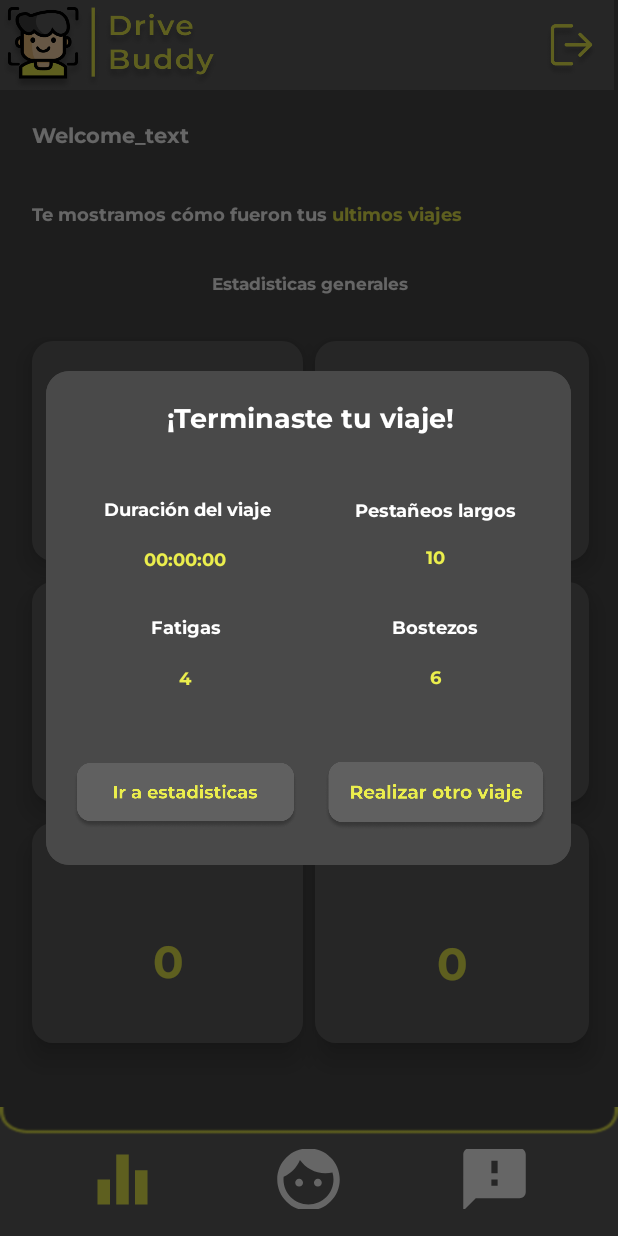
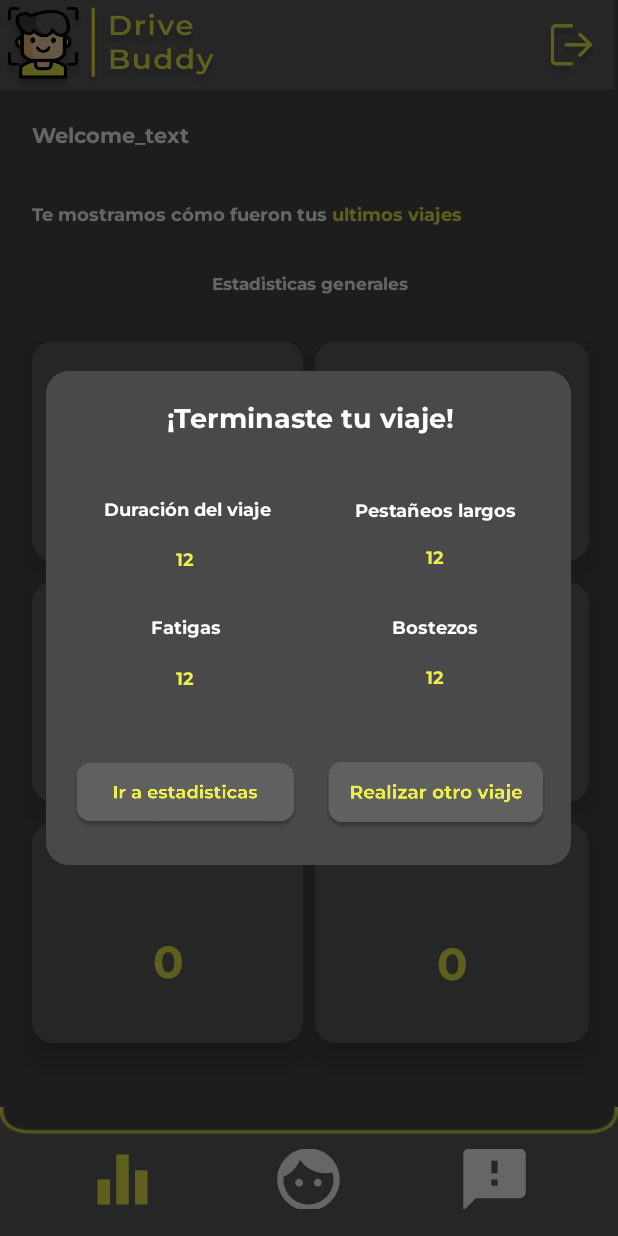
Before and after one commit to santiagob95/DriveBuddy, an Android app: the fragment MyCustomDialog placed in its activity, on a phone screen of 412 x 824 dp. Run offline under Robolectric (Android 15) with nearby library versions, the phone set to English and light mode, and no system bars; our stand-ins replace Firebase (no records; nobody signed in at launch, a user with empty details on screens opened directly); libraries missing offline, so code that uses them is left out: com.facebook, com.facebook.login; 2 statements that could not run were skipped.

Commit message:
implementación de codigo

```diff
--- a/app/src/main/java/com/example/reconocimientoapp/FaceFragment.kt
+++ b/app/src/main/java/com/example/reconocimientoapp/FaceFragment.kt
@@ -303,15 +303,16 @@ class FaceFragment : Fragment() ,EasyPermissions.PermissionCallbacks,EasyPermiss
         val dialog: AlertDialog = builder.create()
 
 
-        customModal()
+        customModal(duracion,{pestañeos.size}.toString(),fatigas,{bostezos.size}.toString())
 
         pestañeos.clear()
         bostezos.clear()
 
     }
 
-    fun customModal() {
+    fun customModal(time:String, pestaneo: String, fatiga:String, bostezo:String) {
         val fragManager: FragmentManager = (activity as AppCompatActivity).supportFragmentManager
+        //MyCustomDialog().recibirData(time,pestaneo,fatiga,bostezo)
         MyCustomDialog().show(fragManager , "MyCustomFragment")
     }
 
--- a/app/src/main/java/com/example/reconocimientoapp/MyCustomDialog.kt
+++ b/app/src/main/java/com/example/reconocimientoapp/MyCustomDialog.kt
@@ -4,7 +4,10 @@ import android.os.Bundle
 import android.view.LayoutInflater
 import android.view.View
 import android.view.ViewGroup
+import android.widget.Toast
 import androidx.fragment.app.DialogFragment
+import kotlinx.android.synthetic.main.fragment_home.view.*
+import kotlinx.android.synthetic.main.modaldialog.*
 
 class MyCustomDialog: DialogFragment() {
 
@@ -18,6 +21,30 @@ class MyCustomDialog: DialogFragment() {
         val width = (resources.displayMetrics.widthPixels * 0.85).toInt()
         val height = (resources.displayMetrics.heightPixels * 0.40).toInt()
         dialog!!.window?.setLayout(width, height)
+
+
+        recibirData("12","12","12","12")
+
+        otroBtn.setOnClickListener(object : View.OnClickListener{
+            override fun onClick(v: View?) {
+                Toast.makeText(context, "otro viaje", Toast.LENGTH_SHORT).show()
+            }})
+
+        estatsBtn.setOnClickListener(object : View.OnClickListener{
+            override fun onClick(v: View?) {
+                Toast.makeText(context, "Ir a estadisticas", Toast.LENGTH_SHORT).show()
+            }})
+    }
+
+    fun toastfunction(){
+        Toast.makeText(context, "simple test", Toast.LENGTH_SHORT).show()
+    }
+
+    fun recibirData (time:String, pestaneo: String, fatiga:String, bostezo:String){
+        totalTime.text = time
+        totalPestaneo.text = pestaneo
+        totalFatiga.text = fatiga
+        totalBostezo.text = bostezo
     }
 
 }
--- a/app/src/main/res/layout/modaldialog.xml
+++ b/app/src/main/res/layout/modaldialog.xml
@@ -136,7 +136,7 @@
         android:layout_width="0dp"
         android:layout_height="21dp"
         android:fontFamily="@font/montserrat_bold"
-        android:text="10"
+        android:text="0"
         android:textAlignment="center"
         android:textColor="#EBEE4D"
         android:textSize="12dp"
@@ -170,7 +170,7 @@
         android:layout_width="0dp"
         android:layout_height="21dp"
         android:fontFamily="@font/montserrat_bold"
-        android:text="4"
+        android:text="0"
         android:textAlignment="center"
         android:textColor="#EBEE4D"
         android:textSize="12dp"
@@ -205,7 +205,7 @@
         android:layout_height="21dp"
         android:layout_marginBottom="4dp"
         android:fontFamily="@font/montserrat_bold"
-        android:text="6"
+        android:text="0"
         android:textAlignment="center"
         android:textColor="#EBEE4D"
         android:textSize="12dp"
```
